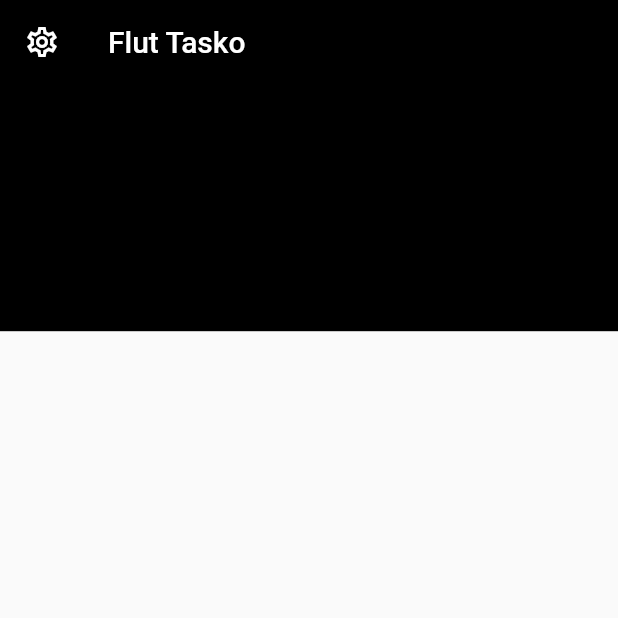
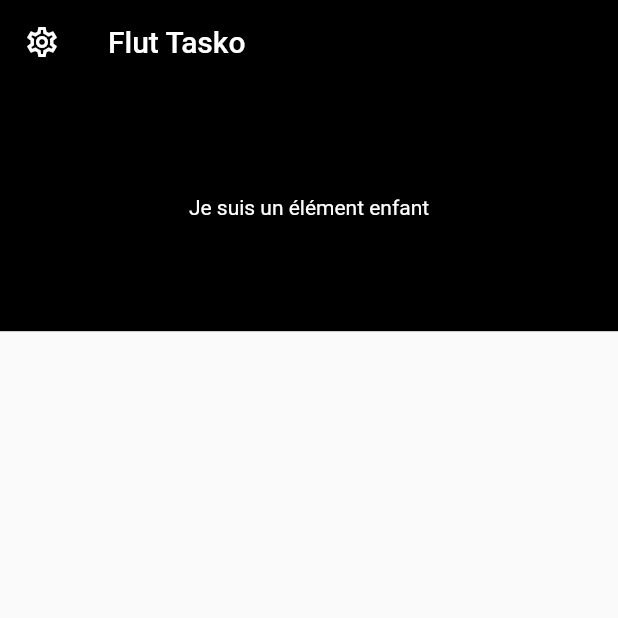
Before and after one commit to 5CYTH3/tasko_rem, a Flutter app: the screen it shows after launch, on a phone screen of 412 x 824 dp, the top half of it. Run offline on Flutter 3.47's test engine with Material 2 defaults, Android fonts, the phone set to English and light mode, and no system bars.

Commit message:
Added a new text which says 'I am a child element'. Pretty useless.

```diff
--- a/lib/components/Body.dart
+++ b/lib/components/Body.dart
@@ -8,7 +8,10 @@ class Body extends StatelessWidget {
 			children: <Widget>[
 				Container(
 					height: size.height * 0.2,
-					color: Colors.black
+					color: Colors.black,
+					child: Center(
+						child: Text("Je suis un élément enfant", style: TextStyle(color: Colors.white))
+					)
 				)
 			],
 		);
```
